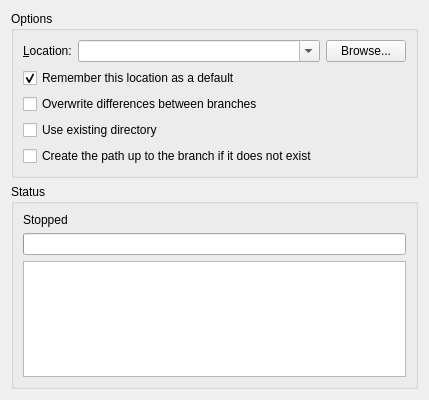
Above: ui/push.ui from breezy-team/qbrz before the change. Below: the same form after it.
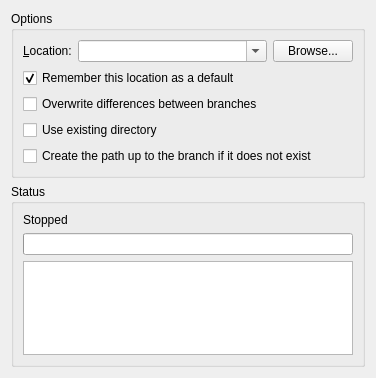
That is the form after the change.

Commit message: Layout tweaks in pull/push/branch dialogs

```diff
--- a/ui/push.ui
+++ b/ui/push.ui
@@ -5,17 +5,17 @@
    <rect>
     <x>0</x>
     <y>0</y>
-    <width>429</width>
-    <height>400</height>
+    <width>376</width>
+    <height>378</height>
    </rect>
   </property>
-  <layout class="QVBoxLayout" >
+  <layout class="QVBoxLayout" name="verticalLayout" >
    <item>
     <widget class="QGroupBox" name="groupBox" >
      <property name="title" >
       <string>Options</string>
      </property>
-     <layout class="QGridLayout" >
+     <layout class="QGridLayout" name="gridLayout" >
       <item row="0" column="0" >
        <widget class="QLabel" name="label_2" >
         <property name="text" >
@@ -37,16 +37,19 @@
         <property name="editable" >
          <bool>true</bool>
         </property>
+        <property name="sizeAdjustPolicy" >
+         <enum>QComboBox::AdjustToMinimumContentsLength</enum>
+        </property>
        </widget>
       </item>
-      <item row="0" column="3" >
+      <item row="0" column="2" >
        <widget class="QPushButton" name="location_picker" >
         <property name="text" >
          <string>Browse...</string>
         </property>
        </widget>
       </item>
-      <item row="1" column="0" colspan="2" >
+      <item row="1" column="0" colspan="3" >
        <widget class="QCheckBox" name="remember" >
         <property name="text" >
          <string>Remember this location as a default</string>
@@ -56,21 +59,21 @@
         </property>
        </widget>
       </item>
-      <item row="2" column="0" colspan="2" >
+      <item row="2" column="0" colspan="3" >
        <widget class="QCheckBox" name="overwrite" >
         <property name="text" >
          <string>Overwrite differences between branches</string>
         </property>
        </widget>
       </item>
-      <item row="3" column="0" colspan="2" >
+      <item row="3" column="0" colspan="3" >
        <widget class="QCheckBox" name="use_existing_dir" >
         <property name="text" >
          <string>Use existing directory</string>
         </property>
        </widget>
       </item>
-      <item row="4" column="0" colspan="2" >
+      <item row="4" column="0" colspan="3" >
        <widget class="QCheckBox" name="create_prefix" >
         <property name="text" >
          <string>Create the path up to the branch if it does not exist</string>
```
The commit also changes 5 other files.
